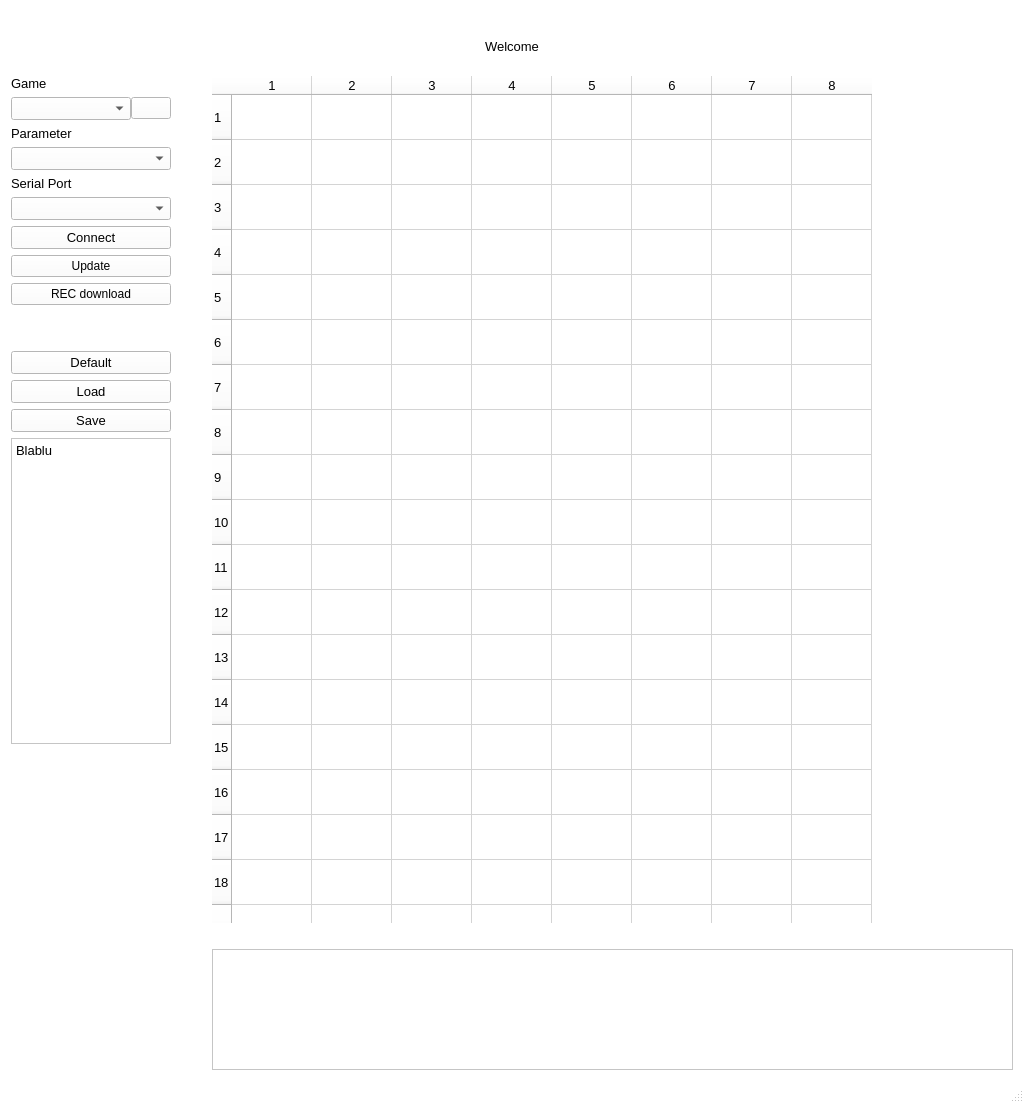
bitfieldlabs/afterglow, file afterglow_config/mainwindow.ui: the form before one commit.
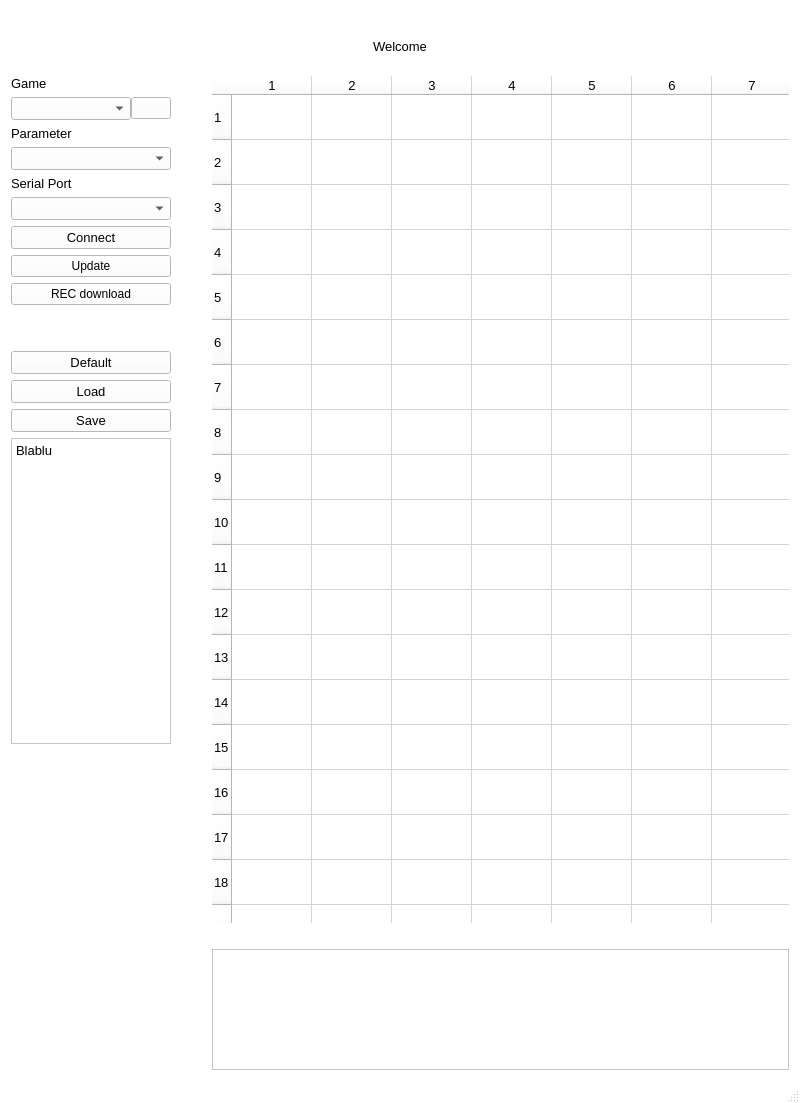
The form after the commit. Icons and pictures are not drawn.

Patch:
```diff
--- a/afterglow_config/mainwindow.ui
+++ b/afterglow_config/mainwindow.ui
@@ -6,7 +6,7 @@
    <rect>
     <x>0</x>
     <y>0</y>
-    <width>1024</width>
+    <width>800</width>
     <height>1103</height>
    </rect>
   </property>
```
